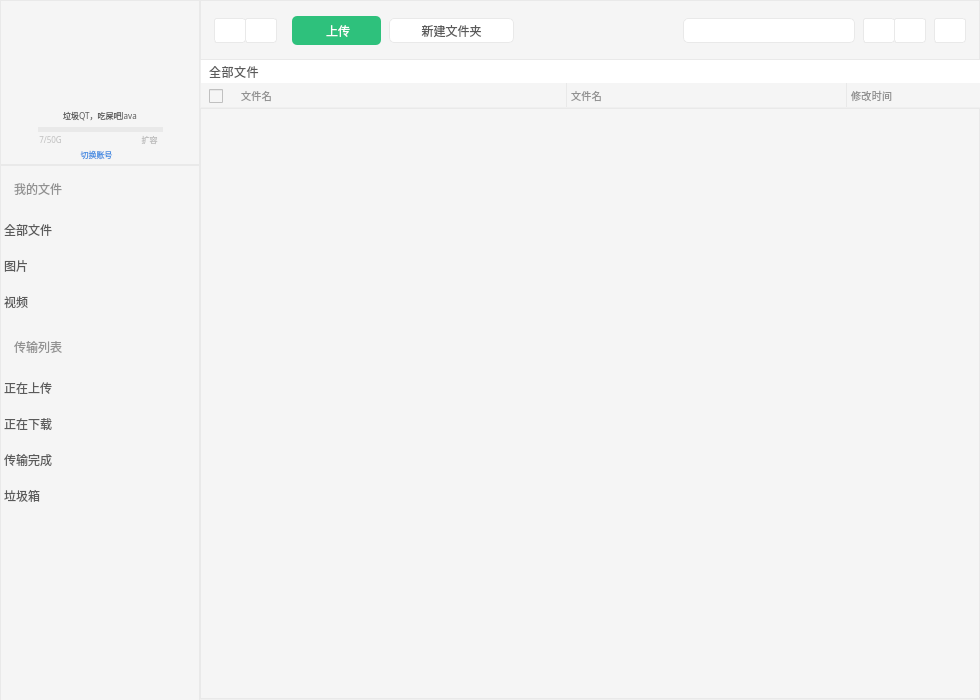
iMageChans/HalalCloud, file src/controller/mainwindow.ui: the form before one commit.
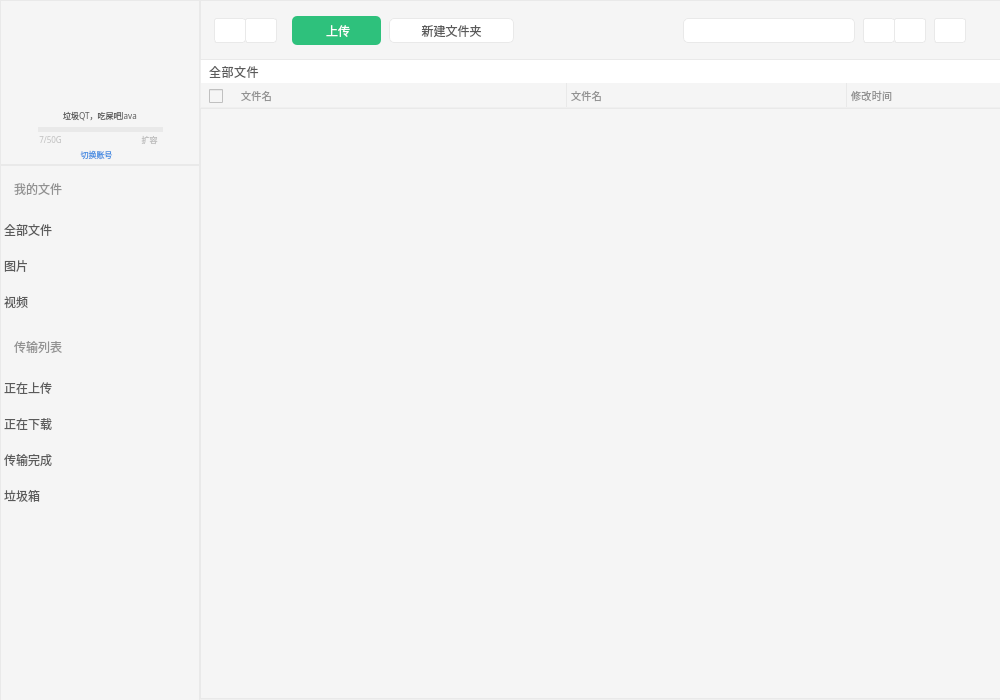
The form after the commit. Icons and pictures are not drawn.

The edit to the form file:
```diff
--- a/src/controller/mainwindow.ui
+++ b/src/controller/mainwindow.ui
@@ -6,7 +6,7 @@
    <rect>
     <x>0</x>
     <y>0</y>
-    <width>980</width>
+    <width>1000</width>
     <height>700</height>
    </rect>
   </property>
@@ -18,7 +18,7 @@
   </property>
   <property name="maximumSize">
    <size>
-    <width>980</width>
+    <width>1000</width>
     <height>700</height>
    </size>
   </property>
@@ -450,13 +450,13 @@
      <rect>
       <x>200</x>
       <y>0</y>
-      <width>780</width>
+      <width>802</width>
       <height>60</height>
      </rect>
     </property>
     <property name="maximumSize">
      <size>
-      <width>780</width>
+      <width>802</width>
       <height>60</height>
      </size>
     </property>
@@ -782,13 +782,13 @@
      <rect>
       <x>201</x>
       <y>60</y>
-      <width>780</width>
+      <width>802</width>
       <height>24</height>
      </rect>
     </property>
     <property name="maximumSize">
      <size>
-      <width>780</width>
+      <width>802</width>
       <height>24</height>
      </size>
     </property>
@@ -825,7 +825,7 @@
      <rect>
       <x>200</x>
       <y>108</y>
-      <width>780</width>
+      <width>802</width>
       <height>591</height>
      </rect>
     </property>
@@ -837,7 +837,7 @@
     </property>
     <property name="maximumSize">
      <size>
-      <width>780</width>
+      <width>802</width>
       <height>620</height>
      </size>
     </property>
@@ -854,13 +854,13 @@
      <rect>
       <x>201</x>
       <y>83</y>
-      <width>780</width>
+      <width>802</width>
       <height>24</height>
      </rect>
     </property>
     <property name="maximumSize">
      <size>
-      <width>780</width>
+      <width>802</width>
       <height>24</height>
      </size>
     </property>
```
